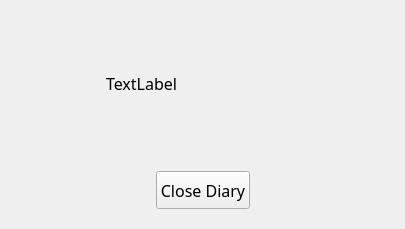
The window that form/diary.ui (soda92/beijing_fushengji_rewrite) describes before a commit, drawn with Qt 5.
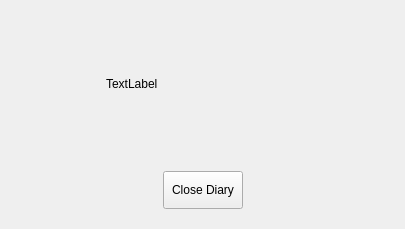
The same window after the commit. Icons and pictures are not drawn.

Diff of the .ui file:
```diff
--- a/form/diary.ui
+++ b/form/diary.ui
@@ -14,9 +14,6 @@
    <string>My days in Beijing</string>
   </property>
   <property name="styleSheet">
-   <string notr="true">QLabel, QPushButton, QTextBrowser, QGroupBox, QTextEdit {
-                font: 12pt MiSans;
-            }</string>
   </property>
   <layout class="QVBoxLayout" name="verticalLayout">
    <item>
```
